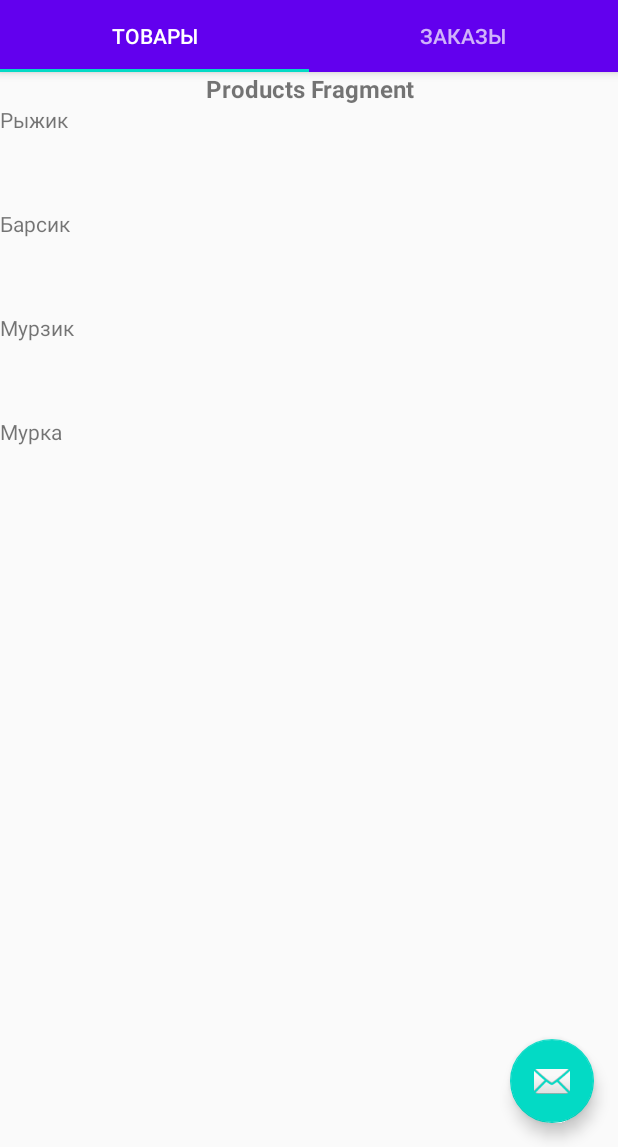
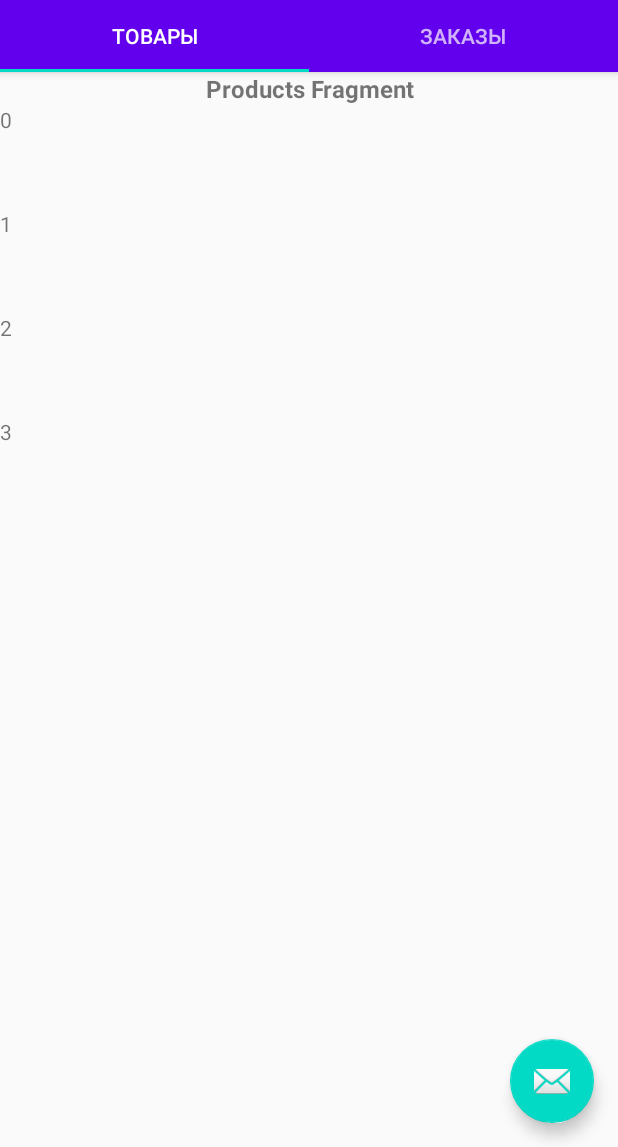
Before and after one commit to Romarioagrow/ShopApplication, an Android app: the screen it shows after launch (MainActivity), on a phone screen of 412 x 824 dp, the part 89-1236 px from its top. Run offline under Robolectric (Android 15) with nearby library versions, the phone set to English and light mode, and no system bars.

Commit message:
ProductsAdapter extends BaseAdapter

```diff
--- a/app/src/main/java/com/develop/shopapplication/MainActivity.java
+++ b/app/src/main/java/com/develop/shopapplication/MainActivity.java
@@ -30,10 +30,15 @@ public class MainActivity extends AppCompatActivity {
         SectionsPagerAdapter sectionsPagerAdapter = new SectionsPagerAdapter(this, getSupportFragmentManager());
         final ViewPager viewPager = findViewById(R.id.view_pager);
         viewPager.setAdapter(sectionsPagerAdapter);
+
         TabLayout tabLayout = findViewById(R.id.tabs);
         tabLayout.setupWithViewPager(viewPager);
+
+        /*GridView gridView = (GridView)findViewById(R.id.gridView);
+        ProductsAdapter booksAdapter = new ProductsAdapter(this);
+        gridView.setAdapter(booksAdapter);*/
+
         FloatingActionButton fab = findViewById(R.id.fab);
-
         fab.setOnClickListener(new View.OnClickListener() {
             @Override
             public void onClick(View view) {
--- a/app/src/main/java/com/develop/shopapplication/ProductsAdapter.java
+++ b/app/src/main/java/com/develop/shopapplication/ProductsAdapter.java
@@ -3,20 +3,13 @@ package com.develop.shopapplication;
 import android.content.Context;
 import android.view.View;
 import android.view.ViewGroup;
-import android.widget.ArrayAdapter;
 import android.widget.BaseAdapter;
-import android.widget.GridView;
-import android.widget.ImageView;
 import android.widget.TextView;
 
 import androidx.annotation.NonNull;
 
-public class ProductsAdapter /*extends ArrayAdapter<String>*/extends BaseAdapter {
-    private Context context;
-
-    private static final String[] mContacts = { "Рыжик", "Барсик", "Мурзик",
-            "Мурка", "Васька", "Полосатик", "Матроскин", "Лизка", "Томосина",
-            "Бегемот", "Чеширский", "Дивуар", "Тигра", "Лаура" };
+public class ProductsAdapter extends BaseAdapter /*extends ArrayAdapter<ProductDto>*/ {
+    private final Context mContext;
 
     ProductDto productDto1 = new ProductDto(1, "Apple iPhone 7", "Mobile_phone", 30000);
     ProductDto productDto2 = new ProductDto(1, "Apple iPhone 8", "Mobile_phone", 40000);
@@ -24,33 +17,16 @@ public class ProductsAdapter /*extends ArrayAdapter<String>*/extends BaseAdapter
     ProductDto productDto4 = new ProductDto(1, "Apple iPhone 12", "Mobile_phone", 90000);
     ProductDto[] productDtos = new ProductDto[]{productDto1, productDto2, productDto3, productDto4};
 
-    public ProductsAdapter(Context c){
-        this.context = c;
+    public ProductsAdapter(Context c) {
+        this.mContext = c;
     }
-
-    /*public ProductsAdapter(@NonNull Context context, int resource, int textViewResourceId) {
-        super(context, resource, textViewResourceId);
-    }*/
 
     @NonNull
     @Override
     public View getView(int position, View convertView, @NonNull ViewGroup parent) {
-
-        /*ImageView imageView = new ImageView(context);
-        imageView.setImageResource(productDtos[position].hashCode());
-        imageView.setScaleType(ImageView.ScaleType.CENTER_INSIDE);
-        imageView.setLayoutParams(new GridView.LayoutParams(240,240));
-        return imageView;*/
-
-        TextView label = (TextView) convertView;
-
-        if (convertView == null) {
-            convertView = new TextView(context);
-            label = (TextView) convertView;
-        }
-
-        label.setText(mContacts[position]);
-        return convertView;
+        TextView dummyTextView = new TextView(mContext);
+        dummyTextView.setText(String.valueOf(position));
+        return dummyTextView;
     }
 
     @Override
@@ -63,9 +39,9 @@ public class ProductsAdapter /*extends ArrayAdapter<String>*/extends BaseAdapter
         return 0;
     }
 
-    public String getItem(int position) {
-        return mContacts[position];
+    public ProductDto getItem(int position) {
+        //return productDtos[position];
+        return null;
     }
 
-
 }
--- a/app/src/main/java/com/develop/shopapplication/ProductsFragment.java
+++ b/app/src/main/java/com/develop/shopapplication/ProductsFragment.java
@@ -23,28 +23,15 @@ public class ProductsFragment extends Fragment {
                              ViewGroup container,
                              Bundle savedInstanceState
     ) {
-        /*ProductDto productDto1 = new ProductDto(1, "Apple iPhone 7", "Mobile_phone", 30000);
-        ProductDto productDto2 = new ProductDto(1, "Apple iPhone 8", "Mobile_phone", 40000);
-        ProductDto productDto3 = new ProductDto(1, "Apple iPhone XR", "Mobile_phone", 50000);
-        ProductDto productDto4 = new ProductDto(1, "Apple iPhone 12", "Mobile_phone", 90000);
-        ProductDto[] productDtos = new ProductDto[]{productDto1, productDto2, productDto3, productDto4};*/
-
         View view = inflater.inflate(R.layout.fragment_products, container, false);
-
-        GridView gridViewProducts = (GridView) view.findViewById(R.id.gridView);
-        //gridViewProducts.setAdapter(new ArrayAdapter<ProductDto>(view.getContext(), android.R.layout.simple_list_item_1 , productDtos));
-        gridViewProducts.setAdapter(new ProductsAdapter(container.getContext()));
-
-
+        gridView = (GridView) view.findViewById(R.id.gridView);
+        ProductsAdapter productsAdapter = new ProductsAdapter(container.getContext());
+        gridView.setAdapter(productsAdapter);
+        return view;
 
 
         /*
-        ArrayAdapter<ProductDto> arrayAdapter = new ArrayAdapter<ProductDto>(getContext() , android.R.layout.simple_list_item_1 , productDtos);*/
-
-        /*gridView.setAdapter(arrayAdapter);
-
         gridView.setOnItemClickListener(new AdapterView.OnItemClickListener() {
-
             @Override
             public void onItemClick(AdapterView<?> a, View v, int position, long id) {
                 Object o = gridView.getItemAtPosition(position);
@@ -53,12 +40,6 @@ public class ProductsFragment extends Fragment {
                         Toast.LENGTH_LONG).show();
             }
         });*/
-
        // /*return*/ inflater.inflate(R.layout.fragment_products, container, false);
-
-        return view;
     }
-
-
-
 }
```
